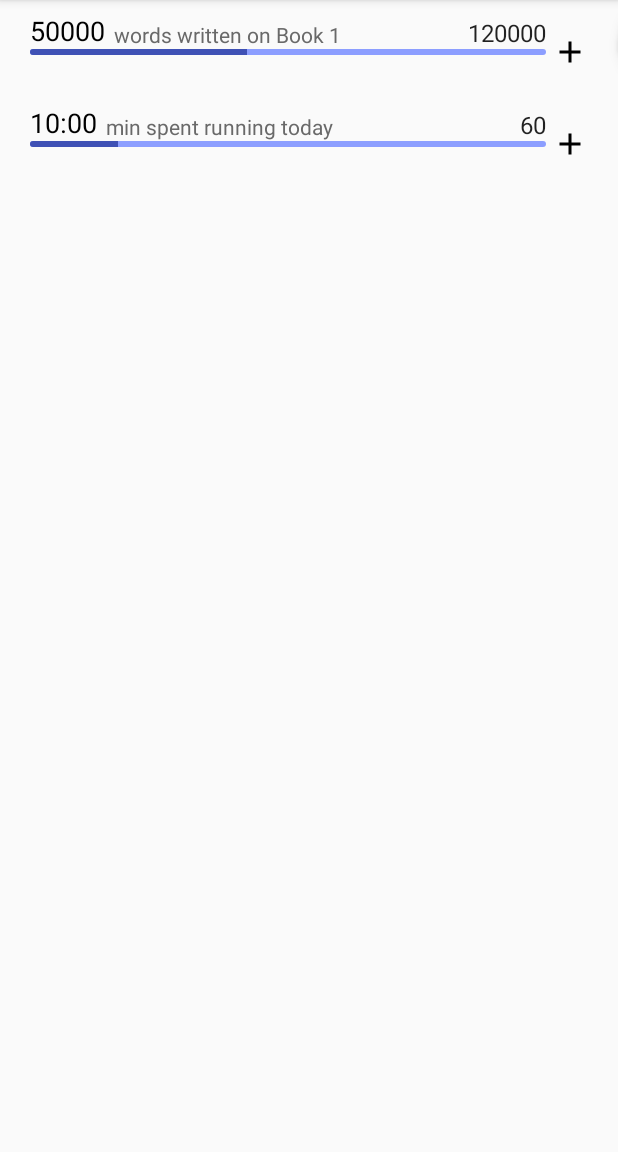
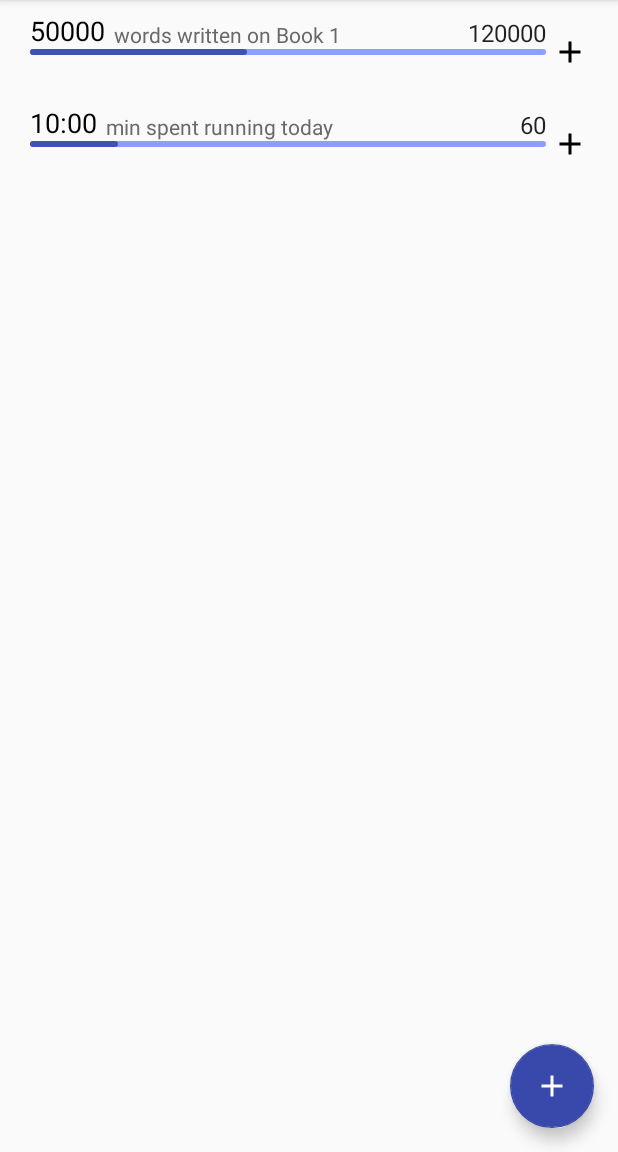
Before and after one commit to cengels/progressor-app, an Android app: the screen it shows after launch (MainActivity), on a phone screen of 412 x 824 dp, the part 84-1236 px from its top. Run offline under Robolectric (Android 15) with nearby library versions, the phone set to English and light mode, and no system bars; our stand-ins replace Room's generated code, navigation-ui.

```diff
--- a/app/build.gradle
+++ b/app/build.gradle
@@ -77,6 +77,7 @@ dependencies {
     implementation 'androidx.recyclerview:recyclerview:1.1.0-beta01'
     implementation 'androidx.preference:preference-ktx:1.1.0-rc01'
     implementation "androidx.room:room-runtime:$room_version"
+    implementation 'androidx.lifecycle:lifecycle-viewmodel-ktx:2.0.0'
     kapt "androidx.room:room-compiler:$room_version"
     implementation "androidx.room:room-ktx:$room_version"
     androidTestImplementation "androidx.room:room-testing:$room_version"
--- a/app/src/main/kotlin/com/cengels/progressor/activities/MainActivity.kt
+++ b/app/src/main/kotlin/com/cengels/progressor/activities/MainActivity.kt
@@ -1,12 +1,13 @@
 package com.cengels.progressor.activities
 
+import android.content.res.Resources
 import android.os.Bundle
 import android.view.Menu
 import android.view.MenuItem
+import android.widget.Toast
 import androidx.appcompat.app.AppCompatActivity
 import androidx.appcompat.widget.Toolbar
 import androidx.navigation.NavController
-import androidx.navigation.NavDestination
 import androidx.navigation.Navigation
 import androidx.navigation.ui.AppBarConfiguration
 import androidx.navigation.ui.NavigationUI
@@ -45,9 +46,7 @@ class MainActivity : AppCompatActivity(), ProgressListFragment.OnListFragmentInt
         NavigationUI.setupActionBarWithNavController(this, this.navController, this.appBarConfiguration)
 
         this.navController.addOnDestinationChangedListener { _, destination, _ ->
-            val settingsIcon: MenuItem? = toolbar.menu.findItem(R.id.settings_fragment)
-
-            settingsIcon?.isVisible = destination.id == R.id.progress_item_list
+            toolbar.menu.findItem(R.id.action_view_main_to_view_settings)?.isVisible = destination.id == R.id.view_main
         }
     }
 
--- /dev/null
+++ b/app/src/main/kotlin/com/cengels/progressor/fragments/AddProgressItemFragment.kt
@@ -0,0 +1,32 @@
+package com.cengels.progressor.fragments
+
+import androidx.lifecycle.ViewModelProviders
+import android.os.Bundle
+import androidx.fragment.app.Fragment
+import android.view.LayoutInflater
+import android.view.View
+import android.view.ViewGroup
+import com.cengels.progressor.R
+import com.cengels.progressor.viewmodels.AddProgressItemViewModel
+
+
+class AddProgressItemFragment : Fragment() {
+
+    companion object {
+        fun newInstance() = AddProgressItemFragment()
+    }
+
+    private lateinit var viewModel: AddProgressItemViewModel
+
+    override fun onCreateView(inflater: LayoutInflater, container: ViewGroup?,
+                              savedInstanceState: Bundle?): View? {
+        return inflater.inflate(R.layout.fragment_add_progress_item, container, false)
+    }
+
+    override fun onActivityCreated(savedInstanceState: Bundle?) {
+        super.onActivityCreated(savedInstanceState)
+        viewModel = ViewModelProviders.of(this).get(AddProgressItemViewModel::class.java)
+        // TODO: Use the ViewModel
+    }
+
+}
--- a/app/src/main/kotlin/com/cengels/progressor/fragments/ProgressListFragment.kt
+++ b/app/src/main/kotlin/com/cengels/progressor/fragments/ProgressListFragment.kt
@@ -7,6 +7,8 @@ import android.view.View
 import android.view.ViewGroup
 import androidx.fragment.app.Fragment
 import androidx.lifecycle.ViewModelProviders
+import androidx.navigation.fragment.findNavController
+import androidx.recyclerview.widget.DividerItemDecoration
 import androidx.recyclerview.widget.ItemTouchHelper
 import androidx.recyclerview.widget.LinearLayoutManager
 import androidx.recyclerview.widget.RecyclerView
@@ -15,6 +17,7 @@ import com.cengels.progressor.R.layout
 import com.cengels.progressor.extensions.swap
 import com.cengels.progressor.models.ProgressItem
 import com.cengels.progressor.viewmodels.ProgressListViewModel
+import com.google.android.material.floatingactionbutton.FloatingActionButton
 
 class ProgressListFragment : Fragment() {
     private var listener: OnListFragmentInteractionListener? = null
@@ -30,6 +33,10 @@ class ProgressListFragment : Fragment() {
             ItemTouchHelper(itemTouchHelperCallback).attachToRecyclerView(it)
             it.layoutManager = LinearLayoutManager(context)
             it.adapter = ProgressItemRecyclerViewAdapter(this.viewModel.progressItems, this.listener)
+        }
+
+        view.findViewById<FloatingActionButton>(R.id.button_add_item).setOnClickListener { fab ->
+            this.findNavController().navigate(R.id.action_view_main_to_view_add_progress_item)
         }
 
         return view
--- /dev/null
+++ b/app/src/main/kotlin/com/cengels/progressor/viewmodels/AddProgressItemViewModel.kt
@@ -0,0 +1,7 @@
+package com.cengels.progressor.viewmodels
+
+import androidx.lifecycle.ViewModel;
+
+class AddProgressItemViewModel : ViewModel() {
+    // TODO: Implement the ViewModel
+}
--- /dev/null
+++ b/app/src/main/res/anim/anim_fade_in.xml
@@ -0,0 +1,6 @@
+<?xml version="1.0" encoding="utf-8"?>
+<set xmlns:android="http://schemas.android.com/apk/res/android" android:interpolator="@android:anim/decelerate_interpolator">
+    <alpha android:duration="@integer/view_transition_duration_short"
+           android:fromAlpha="0.0"
+           android:toAlpha="1.0" />
+</set>
--- /dev/null
+++ b/app/src/main/res/anim/anim_fade_out.xml
@@ -0,0 +1,6 @@
+<?xml version="1.0" encoding="utf-8"?>
+<set xmlns:android="http://schemas.android.com/apk/res/android" android:interpolator="@android:anim/decelerate_interpolator">
+    <alpha android:duration="@integer/view_transition_duration_short"
+           android:fromAlpha="1.0"
+           android:toAlpha="0.0" />
+</set>
--- /dev/null
+++ b/app/src/main/res/drawable/ic_add_light.xml
@@ -0,0 +1,9 @@
+<vector xmlns:android="http://schemas.android.com/apk/res/android"
+        android:width="24dp"
+        android:height="24dp"
+        android:viewportWidth="24.0"
+        android:viewportHeight="24.0">
+    <path
+        android:fillColor="@android:color/white"
+        android:pathData="M19,13h-6v6h-2v-6H5v-2h6V5h2v6h6v2z"/>
+</vector>
--- /dev/null
+++ b/app/src/main/res/drawable/rounded_progress_bar.xml
@@ -0,0 +1,25 @@
+<?xml version="1.0" encoding="utf-8"?>
+<layer-list xmlns:android="http://schemas.android.com/apk/res/android">
+    <item android:id="@android:id/background">
+        <shape>
+            <corners android:radius="99dp" />
+            <solid android:color="@color/progressBarTintBackground" />
+        </shape>
+    </item>
+    <item android:id="@android:id/secondaryProgress">
+        <scale android:scaleWidth="100%">
+            <shape>
+                <corners android:radius="99dp" />
+                <solid android:color="@color/progressBarTint" />
+            </shape>
+        </scale>
+    </item>
+    <item android:id="@android:id/progress">
+        <scale android:scaleWidth="100%">
+            <shape>
+                <corners android:radius="99dp" />
+                <solid android:color="@color/progressBarTint" />
+            </shape>
+        </scale>
+    </item>
+</layer-list>
--- /dev/null
+++ b/app/src/main/res/layout/fragment_add_progress_item.xml
@@ -0,0 +1,15 @@
+<?xml version="1.0" encoding="utf-8"?>
+<FrameLayout
+        android:id="@+id/view_add_progress_item"
+        xmlns:android="http://schemas.android.com/apk/res/android"
+        xmlns:tools="http://schemas.android.com/tools"
+        android:layout_width="match_parent"
+        android:layout_height="match_parent"
+        tools:context=".fragments.AddProgressItemFragment">
+
+    <TextView
+            android:layout_width="match_parent"
+            android:layout_height="match_parent"
+            android:text="Hello"/>
+
+</FrameLayout>
--- a/app/src/main/res/layout/fragment_progress_item.xml
+++ b/app/src/main/res/layout/fragment_progress_item.xml
@@ -32,6 +32,7 @@
             android:layout_width="0dp"
             android:layout_height="4dp"
             android:progressTint="@color/progressBarTint"
+            android:progressDrawable="@drawable/rounded_progress_bar"
             android:progressBackgroundTint="@color/progressBarTintBackground"
             style="@android:style/Widget.ProgressBar.Horizontal"
             app:layout_constraintStart_toStartOf="parent"
@@ -54,7 +55,7 @@
             android:layout_height="0dp"
             android:contentDescription="@string/image_description_add_progress"
             android:background="@android:color/transparent"
-            android:src="@drawable/ic_add"
+            android:src="@drawable/ic_add_dark"
             android:layout_marginStart="@dimen/small_margin"
             app:layout_constraintTop_toTopOf="parent"
             app:layout_constraintBottom_toBottomOf="parent"
--- a/app/src/main/res/layout/fragment_progress_list.xml
+++ b/app/src/main/res/layout/fragment_progress_list.xml
@@ -1,6 +1,6 @@
 <?xml version="1.0" encoding="utf-8"?>
 <!--suppress AndroidDomInspection -->
-<GridLayout xmlns:android="http://schemas.android.com/apk/res/android"
+<FrameLayout xmlns:android="http://schemas.android.com/apk/res/android"
             xmlns:app="http://schemas.android.com/apk/res-auto"
             android:layout_height="match_parent"
             android:layout_width="match_parent"
@@ -19,9 +19,14 @@
             android:paddingTop="@dimen/small_margin"
             android:paddingBottom="@dimen/small_margin"
             android:paddingStart="@dimen/default_margin"
-            android:paddingEnd="@dimen/default_margin" />
+            android:paddingEnd="@dimen/default_margin"/>
 
     <com.google.android.material.floatingactionbutton.FloatingActionButton
             android:id="@+id/button_add_item"
-            app:fabSize="auto" />
-</GridLayout>
+            android:layout_width="wrap_content"
+            android:layout_height="wrap_content"
+            android:layout_gravity="end|bottom"
+            app:rippleColor="@android:color/white"
+            android:src="@drawable/ic_add_light"
+            android:layout_margin="16dp" />
+</FrameLayout>
--- a/app/src/main/res/menu/menu_main.xml
+++ b/app/src/main/res/menu/menu_main.xml
@@ -3,7 +3,7 @@
       xmlns:tools="http://schemas.android.com/tools"
       tools:context="com.cengels.progressor.activities.MainActivity">
     <item
-            android:id="@+id/settings_fragment"
+            android:id="@+id/action_view_main_to_view_settings"
             android:title="@string/action_settings"
             android:icon="@drawable/ic_settings"
             android:orderInCategory="100"
--- a/app/src/main/res/navigation/nav_graph.xml
+++ b/app/src/main/res/navigation/nav_graph.xml
@@ -7,12 +7,28 @@
     <fragment
             android:id="@+id/view_main"
             android:name="com.cengels.progressor.fragments.ProgressListFragment"
-            android:label="Progressor"/>
+            android:label="Progressor">
+        <action
+                android:id="@+id/action_view_main_to_view_add_progress_item"
+                app:destination="@id/view_add_progress_item"
+                app:enterAnim="@anim/anim_slide_up"
+                app:exitAnim="@anim/anim_fade_out"
+                app:popEnterAnim="@anim/anim_fade_in"
+                app:popExitAnim="@anim/anim_fade_out"/>
+        <action
+                android:id="@+id/action_view_main_to_view_settings"
+                app:destination="@id/view_settings"
+                app:enterAnim="@anim/anim_slide_up"
+                app:exitAnim="@anim/anim_fade_out"
+                app:popEnterAnim="@anim/anim_fade_out"
+                app:popExitAnim="@anim/anim_fade_out"/>
+    </fragment>
     <fragment
-            android:id="@+id/settings_fragment"
+            android:id="@+id/view_add_progress_item"
+            android:name="com.cengels.progressor.fragments.AddProgressItemFragment"
+            android:label="Add progress item"/>
+    <fragment
+            android:id="@+id/view_settings"
             android:name="com.cengels.progressor.fragments.SettingsFragment"
             android:label="Settings"/>
-    <action
-            android:id="@+id/action_global_settingsFragment"
-            app:destination="@id/settings_fragment" />
 </navigation>
--- /dev/null
+++ b/app/src/main/res/values/integers.xml
@@ -0,0 +1,5 @@
+<?xml version="1.0" encoding="utf-8"?>
+<resources>
+    <integer name="view_transition_duration_long">400</integer>
+    <integer name="view_transition_duration_short">300</integer>
+</resources>
--- a/app/src/main/res/xml/preferences.xml
+++ b/app/src/main/res/xml/preferences.xml
@@ -1,5 +1,5 @@
 <?xml version="1.0" encoding="utf-8"?>
-<androidx.preference.PreferenceScreen android:id="@+id/settings_fragment"
+<androidx.preference.PreferenceScreen android:id="@+id/view_settings"
           xmlns:app="http://schemas.android.com/apk/res-auto"
           xmlns:android="http://schemas.android.com/apk/res/android">
     <PreferenceCategory
```
Also changed, not shown: app/src/main/res/anim/anim_slide_up.xml (added, +9 -0 lines), app/src/main/res/drawable/ic_add_dark.xml (renamed from app/src/main/res/drawable/ic_add.xml).
